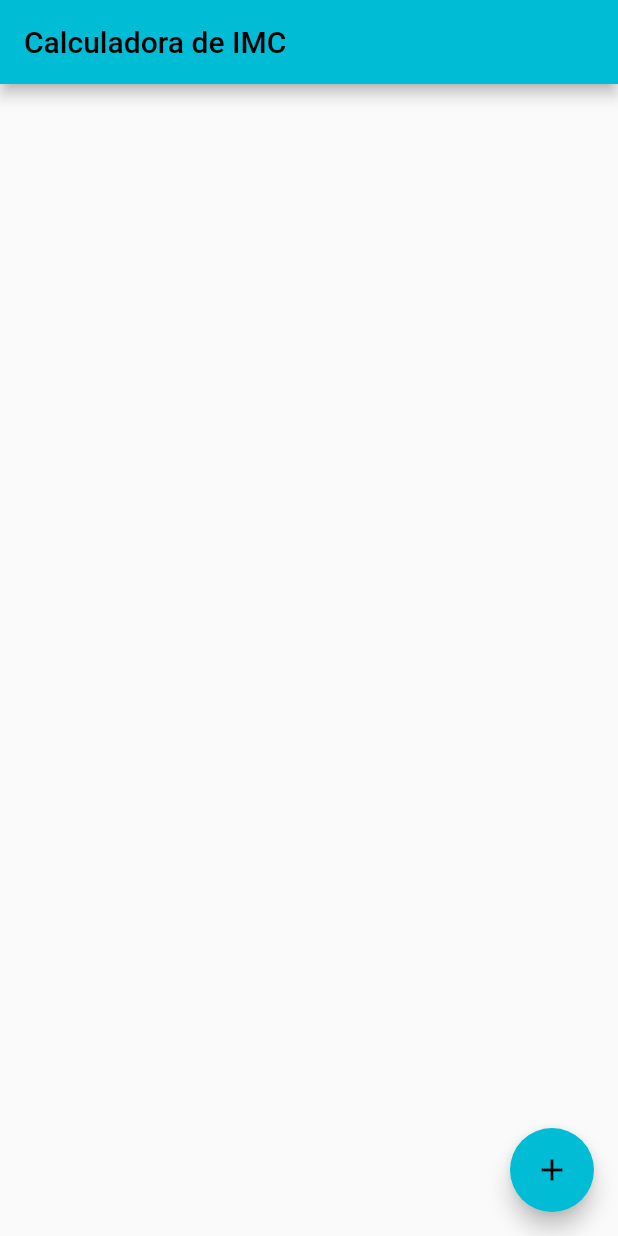
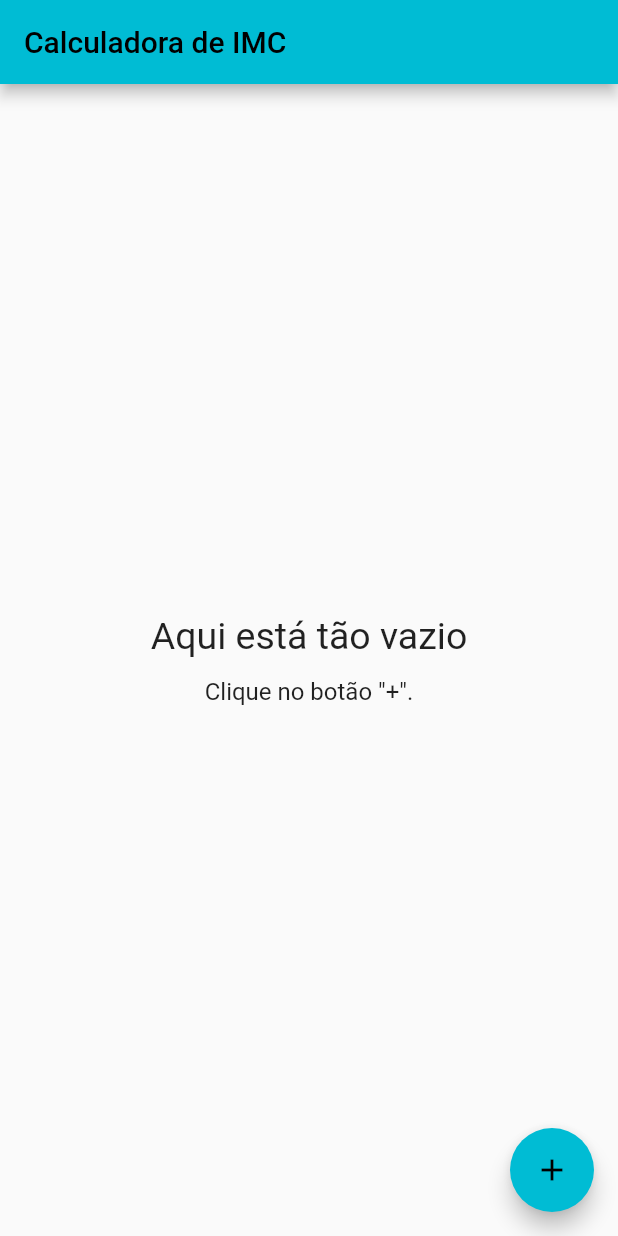
Before and after one commit to AllanGd/flutter_calculadora_imc, a Flutter app: the screen it shows after launch, on a phone screen of 412 x 824 dp. Run offline on Flutter 3.47's test engine with Material 2 defaults, Android fonts, the phone set to English and light mode, and no system bars.

Commit message:
Empyt_page and adjusting the icons size

```diff
--- /dev/null
+++ b/lib/pages/empyt_page.dart
@@ -0,0 +1,27 @@
+import 'package:flutter/material.dart';
+
+class EmpytPage extends StatelessWidget {
+  const EmpytPage({super.key});
+
+  @override
+  Widget build(BuildContext context) {
+    return const Center(
+        child: SingleChildScrollView(
+      child: Column(
+        children: [
+          Text(
+            "Aqui está tão vazio",
+            style: TextStyle(fontSize: 25, fontWeight: FontWeight.w400),
+          ),
+          SizedBox(
+            height: 13,
+          ),
+          Text(
+            'Clique no botão "+".',
+            style: TextStyle(fontSize: 16),
+          )
+        ],
+      ),
+    ));
+  }
+}
--- a/lib/pages/home_page.dart
+++ b/lib/pages/home_page.dart
@@ -1,4 +1,5 @@
 import 'package:calculadora_imc/model/imc.dart';
+import 'package:calculadora_imc/pages/empyt_page.dart';
 import 'package:calculadora_imc/repository/imc_repository.dart';
 import 'package:calculadora_imc/shared/widgets/imc_icon_status.dart';
 import 'package:flutter/material.dart';
@@ -34,7 +35,9 @@ class _HomePageState extends State<HomePage> {
   Widget build(BuildContext context) {
     return Scaffold(
       appBar: AppBar(title: const Text("Calculadora de IMC")),
-      body: ListView.builder(
+      body: _imcs.isEmpty
+          ? const EmpytPage()
+          : ListView.builder(
               itemCount: _imcs.length,
               itemBuilder: (context, index) {
                 var imc = _imcs[index];
--- a/lib/shared/widgets/imc_icon_status.dart
+++ b/lib/shared/widgets/imc_icon_status.dart
@@ -12,27 +12,34 @@ class IMCIconStatus extends StatelessWidget {
         return const Icon(
           Icons.mood_bad,
           color: Colors.red,
+          size: 35,
         );
       case (>= 16 && < 17) || (>= 30 && < 35):
         return const Icon(
           Icons.sentiment_dissatisfied,
           color: Colors.amber,
+          size: 35,
         );
 
       case (>= 17 && < 18.5) || (>= 25 && < 30):
         return Icon(
           Icons.sentiment_neutral,
           color: Colors.yellow[600],
+          size: 35,
         );
 
       case >= 18.5 && < 25:
         return const Icon(
           Icons.sentiment_satisfied_alt,
           color: Colors.green,
+          size: 35,
         );
 
       default:
-        return const Icon(Icons.mood_bad);
+        return const Icon(
+          Icons.mood_bad,
+          size: 35,
+        );
     }
   }
 }
```
Lines whose indentation alone changed are shown as unchanged.
